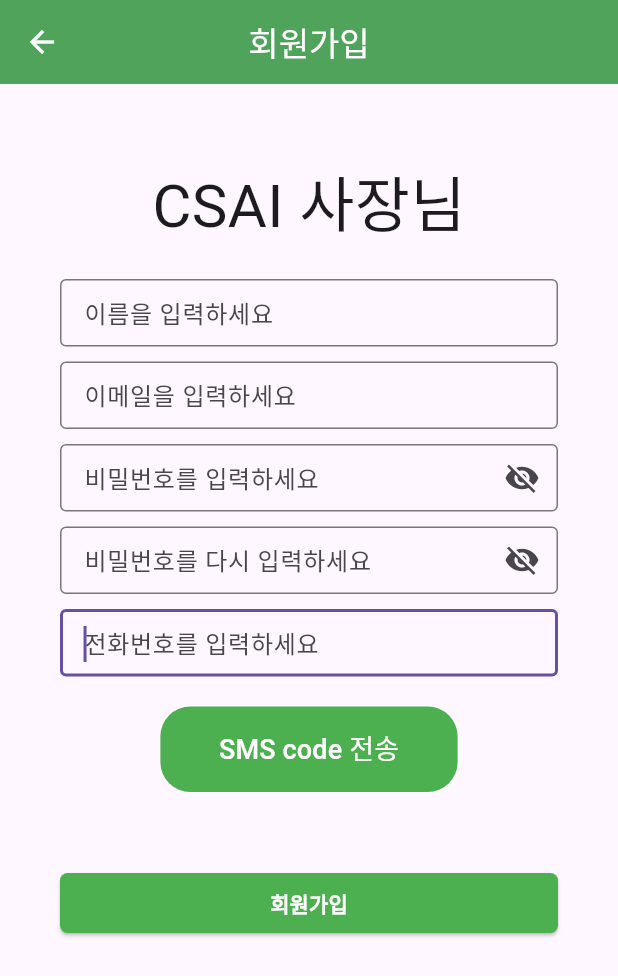
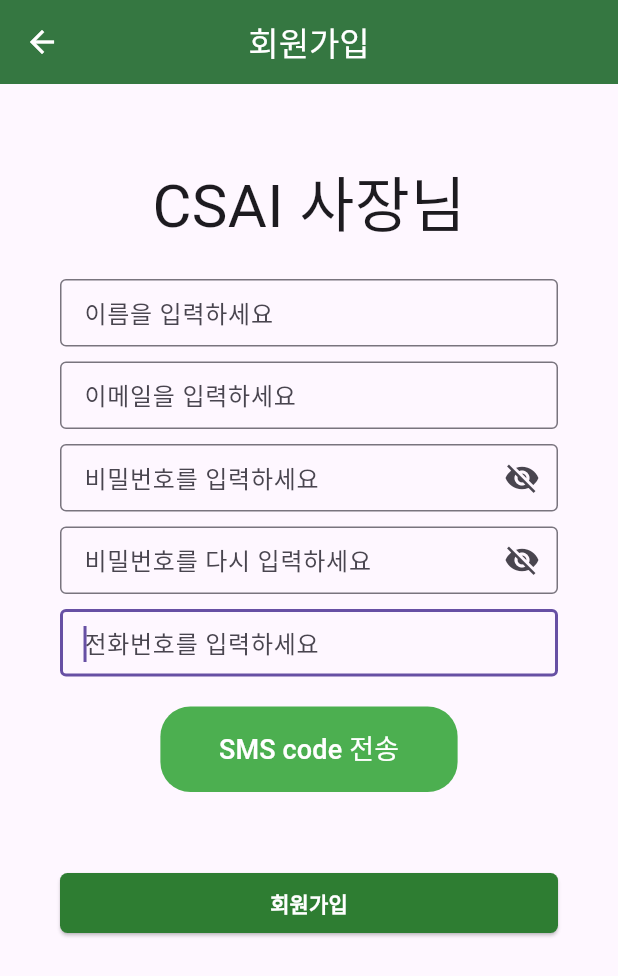
Before and after one commit to C-S-A-I-CommentScribeAI/Side-Project-DeliveryApp, a Flutter app: the screen it shows after launch, after a tap on "CSAI 사장님 앱이 처음이신가요?", on a phone screen of 412 x 824 dp. Shown: the top 976 px of the screen. Run offline on Flutter 3.47's test engine with Material 3 defaults, Android fonts, the phone set to English and light mode, and no system bars; our stand-ins replace firebase_auth, firebase_core; accounts and stored records are empty; network calls fail.

Commit message:
fix : appbar, 버튼 색깔 수정
Colors.green에서 Colors.green[800]으로 설정해 진한 녹색으로 변경 및 주석 추가

```diff
--- a/frontend/lib/sign/login_screen.dart
+++ b/frontend/lib/sign/login_screen.dart
@@ -55,7 +55,7 @@ class _LoginPageState extends State<LoginPage> {
       appBar: AppBar(
         title: const Text('로그인'),
         elevation: 10,
-        backgroundColor: Colors.green,
+        backgroundColor: Colors.green[800],
         foregroundColor: Colors.white,
         centerTitle: true,
       ),
@@ -132,7 +132,7 @@ class _LoginPageState extends State<LoginPage> {
                             child: ElevatedButton(
                               onPressed: _login,
                               style: ElevatedButton.styleFrom(
-                                backgroundColor: Colors.green,
+                                backgroundColor: Colors.green[800],
                                 shape: RoundedRectangleBorder(
                                   borderRadius: BorderRadius.circular(5),
                                 ),
--- a/frontend/lib/sign/resister_screen.dart
+++ b/frontend/lib/sign/resister_screen.dart
@@ -56,7 +56,7 @@ class _RegisterPageState extends State<RegisterPage> {
       appBar: AppBar(
         title: const Text('회원가입'),
         elevation: 10,
-        backgroundColor: Colors.green,
+        backgroundColor: Colors.green[800],
         foregroundColor: Colors.white,
         centerTitle: true,
       ),
@@ -157,6 +157,7 @@ class _RegisterPageState extends State<RegisterPage> {
                         SizedBox(
                           height: 45,
                           child: TextFormField(
+                            // passwordVisible이 false인데 !때문에 true여서 보이지 않음
                             obscureText: !_passwordVisible,
                             decoration: InputDecoration(
                               border: const OutlineInputBorder(),
@@ -165,10 +166,13 @@ class _RegisterPageState extends State<RegisterPage> {
                               suffixIcon: IconButton(
                                 onPressed: () {
                                   setState(() {
+                                    // 버튼 누르면 보이기 혹은 숨기기로 전환
                                     _passwordVisible = !_passwordVisible;
                                   });
                                 },
                                 icon: Icon(
+                                  // true(비밀번호가 보이지 않으면)이면 보이는 아이콘 표시
+                                  // false(비밀번호가 보이면)이면 숨기는 아이콘 표시
                                   _passwordVisible
                                       ? Icons.visibility
                                       : Icons.visibility_off,
@@ -213,7 +217,7 @@ class _RegisterPageState extends State<RegisterPage> {
                             child: ElevatedButton(
                               onPressed: _register,
                               style: ElevatedButton.styleFrom(
-                                backgroundColor: Colors.green,
+                                backgroundColor: Colors.green[800],
                                 shape: RoundedRectangleBorder(
                                   borderRadius: BorderRadius.circular(5),
                                 ),
```
